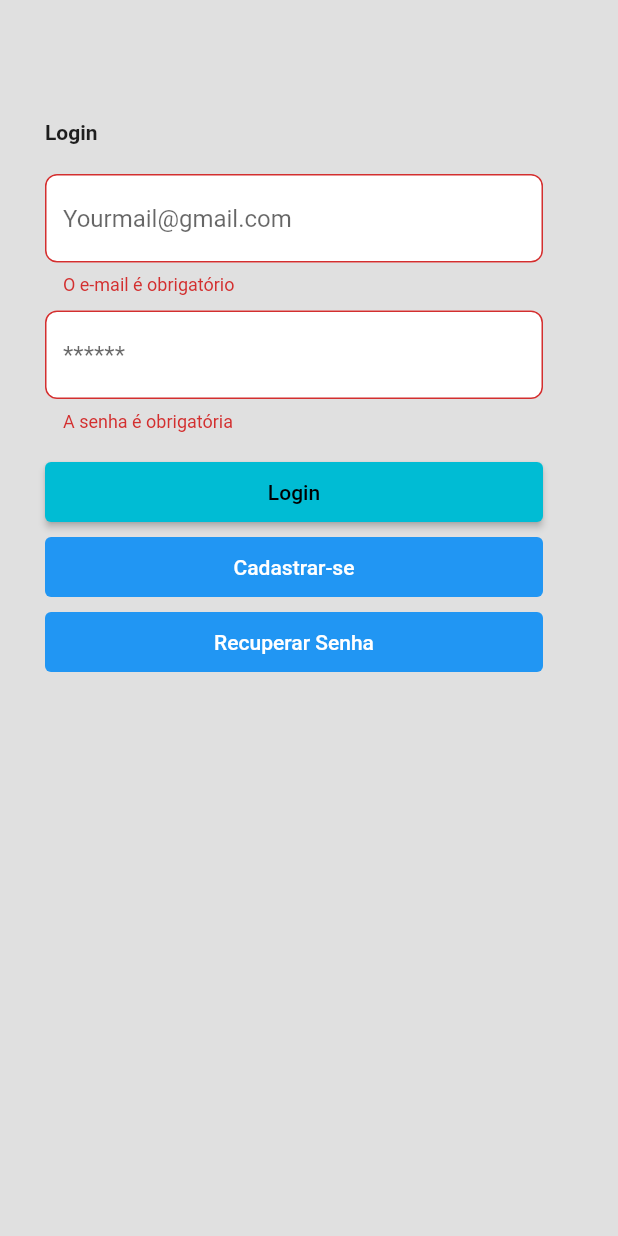
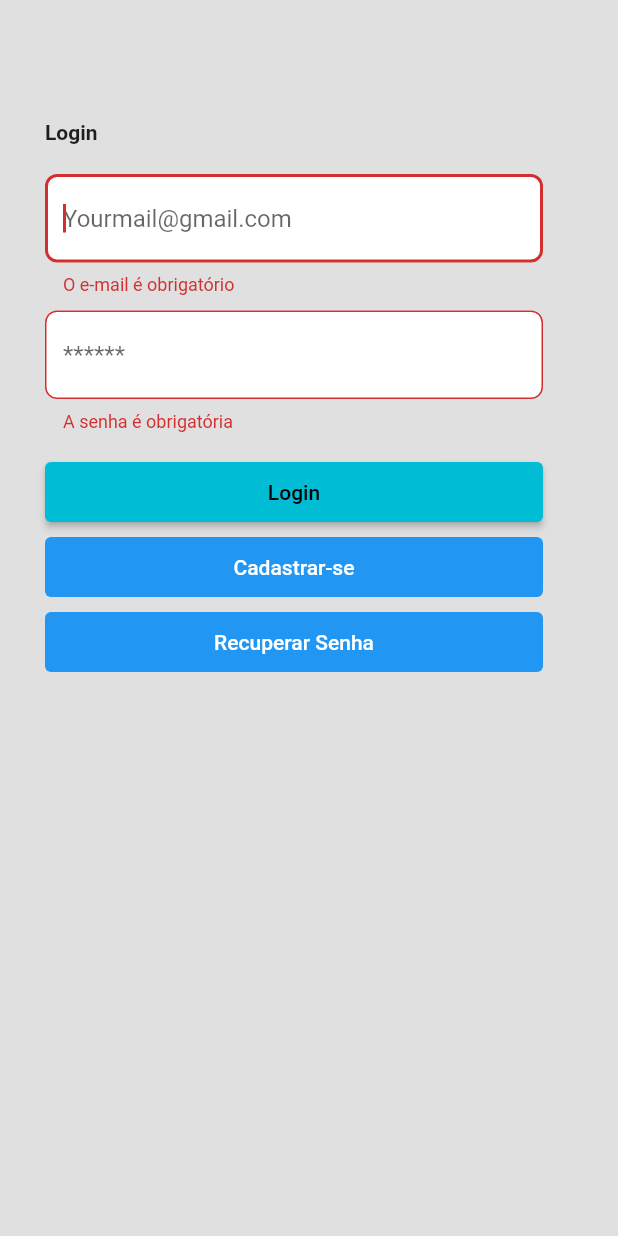
Before and after one commit to CaioBarreto93/mobile_movies, a Flutter app: the screen it shows after launch, after a tap on "Login", on a phone screen of 412 x 824 dp. Run offline on Flutter 3.47's test engine with Material 2 defaults, Android fonts, the phone set to English and light mode, and no system bars; our stand-ins replace google_fonts; missing offline and left inert: tmdb_api.

Commit message:
Mudança na API lista de filmes recentes e ajuste na pagina de login

```diff
--- a/lib/components/input_default.dart
+++ b/lib/components/input_default.dart
@@ -9,6 +9,7 @@ class InputDefault extends StatelessWidget {
   final String? Function(String?)? _validator;
   final TextInputType? _keyboardType;
   final bool _obscureText;
+  final bool _autofocus;
   final void Function()? _onTap;
   final void Function(String)? _onChanged;
 
@@ -19,6 +20,7 @@ class InputDefault extends StatelessWidget {
     String? Function(String?)? validator,
     TextInputType? keyboardType,
     bool? obscureText,
+    bool? autofocus,
     void Function()? onTap,
     void Function(String)? onChanged,
     super.key,
@@ -29,12 +31,14 @@ class InputDefault extends StatelessWidget {
         _keyboardType = keyboardType,
         _obscureText = obscureText ?? false,
         _onTap = onTap,
+        _autofocus = autofocus ?? false,
         _onChanged = onChanged;
 
   @override
   Widget build(BuildContext context) {
     return TextFormField(
       onTap: _onTap,
+      autofocus: _autofocus,
       obscureText: _obscureText,
       keyboardType: _keyboardType,
       validator: _validator,
--- a/lib/models/login/pages/esquecer_senha.dart
+++ b/lib/models/login/pages/esquecer_senha.dart
@@ -44,7 +44,7 @@ class _EsquecerSenhaPageState extends State<EsquecerSenhaPage> {
   Widget build(BuildContext context) {
     return Scaffold(
       appBar: AppBar(
-        title: const Text('Cadastro'),
+        title: const Text('Esquece a senha'),
       ),
       body: Padding(
         padding: const EdgeInsets.all(16.0),
--- a/lib/models/login/pages/login.dart
+++ b/lib/models/login/pages/login.dart
@@ -15,6 +15,8 @@ class _LoginPageState extends State<LoginPage> {
   final _formKey = GlobalKey<FormState>();
   String? _email;
   String? _password;
+  final TextEditingController _controllerEmail = TextEditingController();
+  final TextEditingController _controllerPassword = TextEditingController();
 
   @override
   Widget build(BuildContext context) {
@@ -49,6 +51,8 @@ class _LoginPageState extends State<LoginPage> {
                   children: [
                     InputDefault(
                       hintText: "Yourmail@gmail.com",
+                      controller: _controllerEmail,
+                      autofocus: true,
                       validator: Validator.requiredEmail,
                       keyboardType: TextInputType.emailAddress,
                       onChanged: (value) {
@@ -60,6 +64,7 @@ class _LoginPageState extends State<LoginPage> {
                     ),
                     InputDefault(
                       hintText: "******",
+                      controller: _controllerPassword,
                       validator: Validator.requiredSenha,
                       keyboardType: TextInputType.text,
                       obscureText: true,
@@ -80,9 +85,13 @@ class _LoginPageState extends State<LoginPage> {
                           onPressed: () {
                             if (_formKey.currentState!.validate()) {
                               if (_email == 'valido@usuario.com.br' &&
-                                  _senha == '123456@') {
-                                Navigator.of(context).pushNamed(
-                                    RoutesGenerator.listagemPage);
+                                  _password == '123456@') {
+                                _email = '';
+                                _password = '';
+                                _controllerPassword.clear();
+                                _controllerEmail.clear();
+                                Navigator.of(context)
+                                    .pushNamed(RoutesGenerator.listagemPage);
                               } else {
                                 showDialog(
                                   context: context,
@@ -117,7 +126,7 @@ class _LoginPageState extends State<LoginPage> {
                           ),
                           onPressed: () {
                             Navigator.of(context)
-                                .pushReplacementNamed(RoutesGenerator.cadastro);
+                                .pushNamed(RoutesGenerator.cadastro);
                           },
                           child: const Text(
                             "Cadastrar-se",
@@ -139,8 +148,8 @@ class _LoginPageState extends State<LoginPage> {
                                 MaterialStateProperty.all(Colors.blue),
                           ),
                           onPressed: () {
-                            Navigator.of(context).pushReplacementNamed(
-                                RoutesGenerator.esquecerSenha);
+                            Navigator.of(context)
+                                .pushNamed(RoutesGenerator.esquecerSenha);
                           },
                           child: const Text(
                             "Recuperar Senha",
```
Also changed, not shown: lib/components/toprated.dart (+4 -4 lines), lib/models/movies/datasources/movie_datasource_impl.dart (+6 -8 lines), lib/models/movies/pages/listagem.dart (+19 -11 lines), 1 other file.
